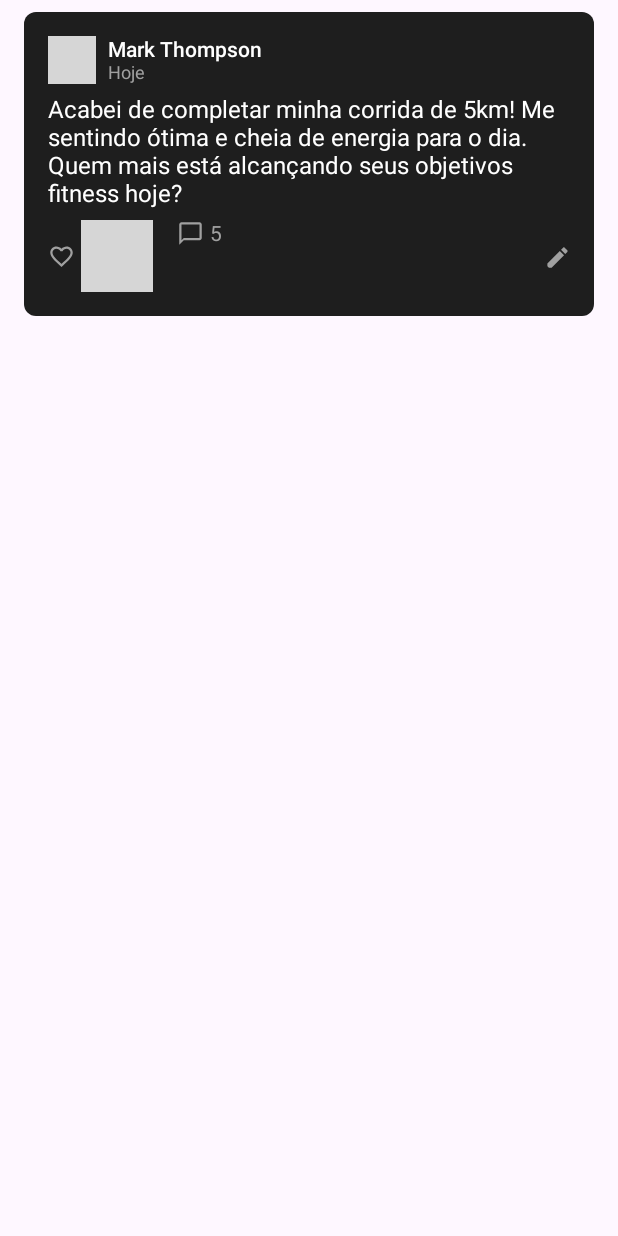
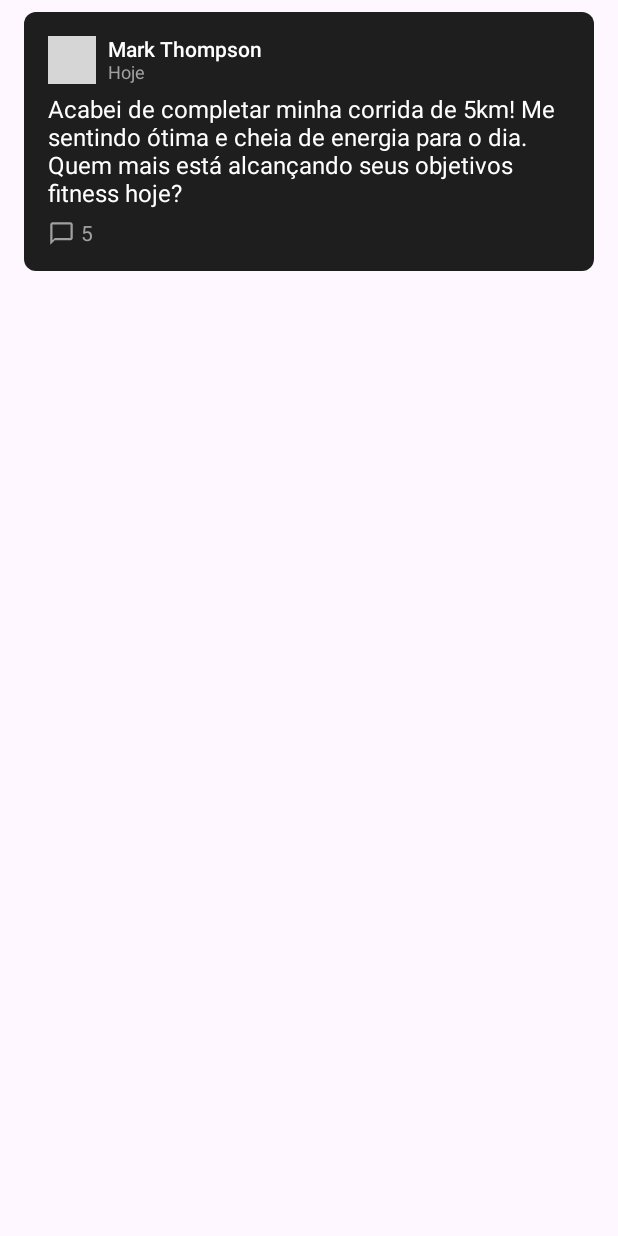
Before and after one commit to silva021/Minha_Jornada, an Android app built with Jetpack Compose: the composable PostItem called with sample values from the repository, on a phone screen of 412 x 824 dp. Run offline under Robolectric (Android 15) with nearby library versions, the phone set to English and light mode, and no system bars; our stand-ins replace Firebase (no records; nobody signed in at launch, a user with empty details on screens opened directly); pictures from the network do not load; grey boxes are pictures that could not be loaded.

Commit message:
feat: refactor PostItem to remove unused icons and conditionally render edit button

```diff
--- a/app/src/main/java/com/silva021/minhajornada/ui/screens/communities/feed/PostItem.kt
+++ b/app/src/main/java/com/silva021/minhajornada/ui/screens/communities/feed/PostItem.kt
@@ -15,8 +15,6 @@ import androidx.compose.foundation.shape.RoundedCornerShape
 import androidx.compose.material.icons.Icons
 import androidx.compose.material.icons.filled.ChatBubbleOutline
 import androidx.compose.material.icons.filled.Edit
-import androidx.compose.material.icons.filled.FavoriteBorder
-import androidx.compose.material.icons.filled.MoreHoriz
 import androidx.compose.material3.Icon
 import androidx.compose.material3.IconButton
 import androidx.compose.material3.Text
@@ -26,7 +24,6 @@ import androidx.compose.ui.Modifier
 import androidx.compose.ui.draw.clip
 import androidx.compose.ui.layout.ContentScale
 import androidx.compose.ui.text.font.FontWeight
-import androidx.compose.ui.tooling.preview.Preview
 import androidx.compose.ui.unit.dp
 import androidx.compose.ui.unit.sp
 import coil3.compose.AsyncImage
@@ -94,22 +91,6 @@ fun PostItem(
         ) {
             Row {
                 Row(
-                    verticalAlignment = Alignment.CenterVertically,
-                    modifier = Modifier.padding(end = 16.dp)
-                ) {
-                    Icon(
-                        imageVector = Icons.Default.FavoriteBorder,
-                        contentDescription = "Curtir",
-                        tint = textSecondary,
-                        modifier = Modifier.size(18.dp)
-                    )
-                    Spacer(modifier = Modifier.width(4.dp))
-                    Text(
-                        text = post.likes.toString(), color = textSecondary, fontSize = 14.sp
-                    )
-                }
-
-                Row(
                     verticalAlignment = Alignment.CenterVertically
                 ) {
                     Icon(
@@ -120,11 +101,11 @@ fun PostItem(
                     )
                     Spacer(modifier = Modifier.width(4.dp))
                     Text(
-                        text = post.comments.toString(), color = textSecondary, fontSize = 14.sp
-                    )
+                        text = post.comments.toString(), color = textSecondary, fontSize = 14.sp                    )
                 }
             }
 
+            if (post.isMine)
                 IconButton(
                     onClick = onEditPost,
                     modifier = Modifier.size(18.dp)
```
Lines whose indentation alone changed are shown as unchanged.
